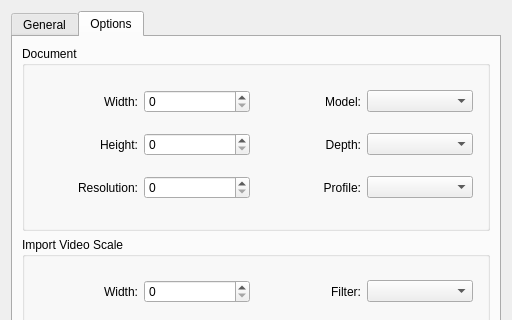
Old version of the form libs/ui/animation/VideoImportDialog.ui in the repository KDE/krita; both pictures show x 0 to 512 and y 0 to 320 of the 512 by 511 pixel window.
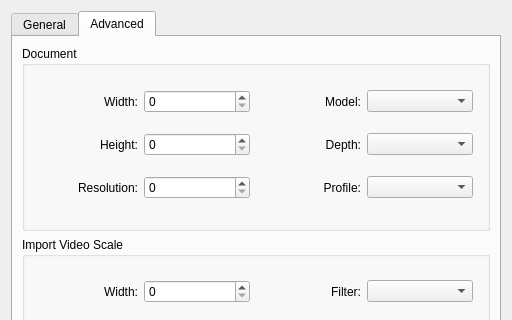
New version of the form. The open tabs and pages were chosen to show the change.

Commit message: Video Import UI: Changed second tab name

The edit to the form file:
```diff
--- a/libs/ui/animation/VideoImportDialog.ui
+++ b/libs/ui/animation/VideoImportDialog.ui
@@ -447,7 +447,7 @@
      </widget>
      <widget class="QWidget" name="tabOptions">
       <attribute name="title">
-       <string>Options</string>
+       <string>Advanced</string>
       </attribute>
       <layout class="QVBoxLayout" name="verticalLayout_8">
        <item>
```
Left out of the diff: 2 changed lines with no effect on the pictures.
